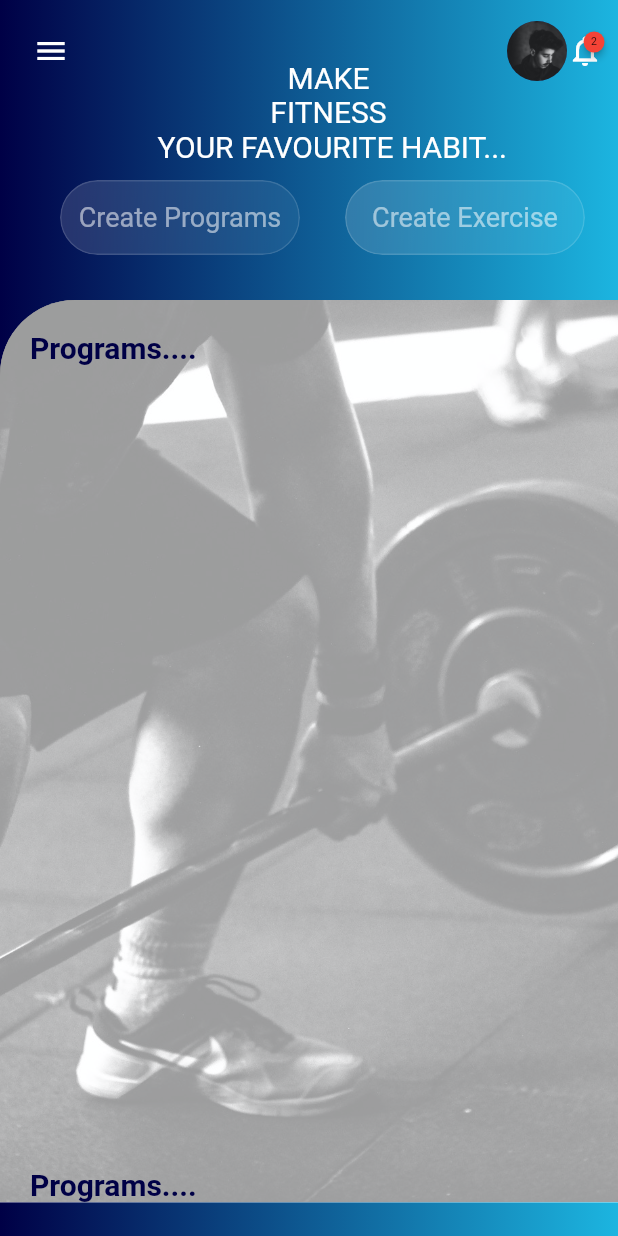
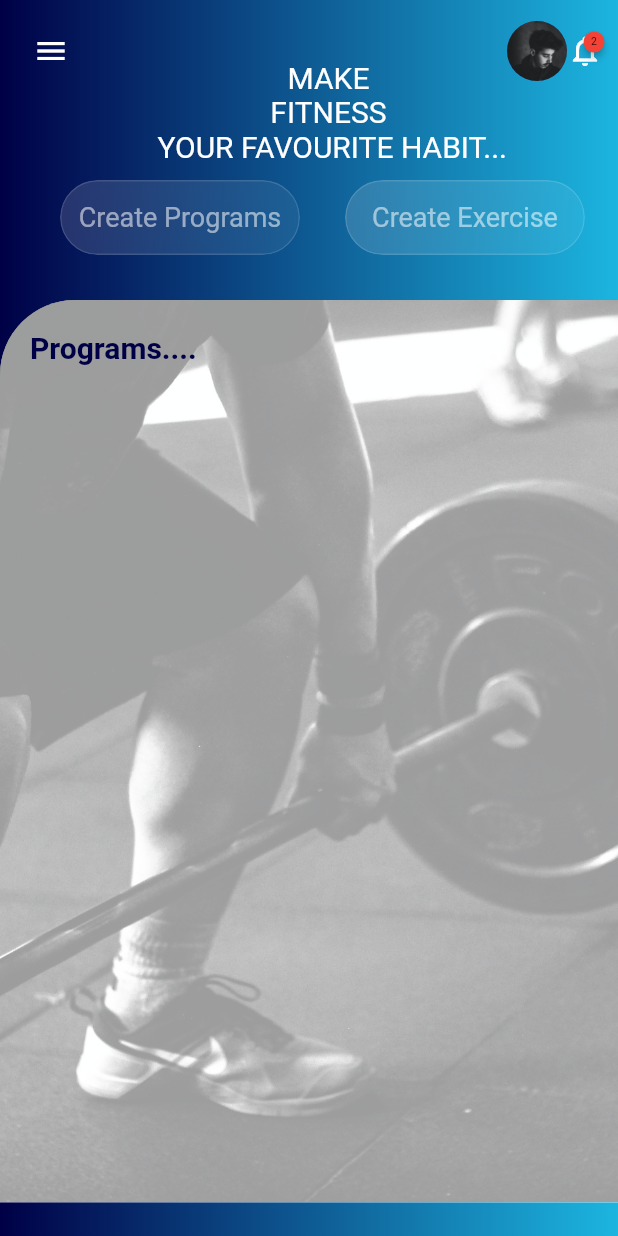
Before and after one commit to nishithahub95/fitness-app-assignment, a Flutter app: the screen it shows after launch, on a phone screen of 412 x 824 dp. Run offline on Flutter 3.47's test engine with Material 2 defaults, Android fonts, the phone set to English and light mode, and no system bars; drawn by our look-alikes of badges.

Commit message:
Update home_screen.dart

```diff
--- a/lib/screen/home_screen.dart
+++ b/lib/screen/home_screen.dart
@@ -233,7 +233,7 @@ class _HomeScreenState extends State<HomeScreen> {
                               );
                             }),
                       ),
-                      Text('Programs....',style: TextStyle(color:headColor,fontSize: 20,fontWeight: FontWeight.w700 ),),
+                      //Text('Programs....',style: TextStyle(color:headColor,fontSize: 20,fontWeight: FontWeight.w700 ),),
                     ],
                   ),
                 ),
```
